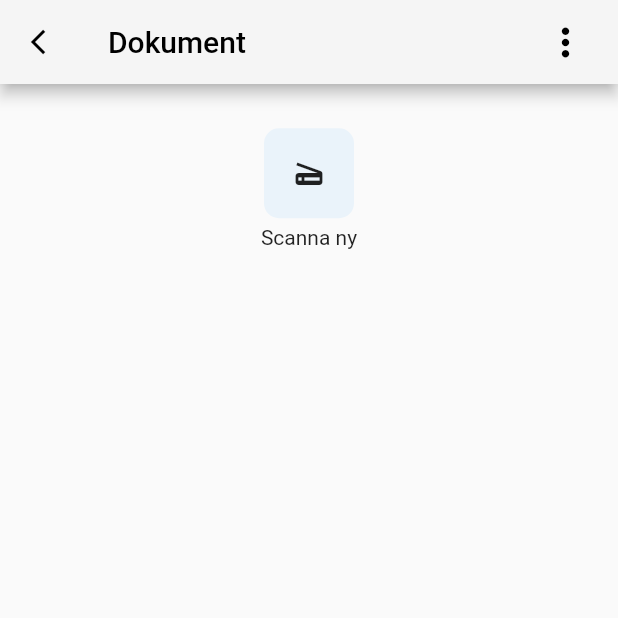
After one commit to CowboyArtist/AgileProject23, a Flutter app: the DocumentScreen screen opened directly, on a phone screen of 412 x 824 dp, the top half of it. The commit adds this screen. Run offline on Flutter 3.47's test engine with Material 2 defaults, Android fonts, the phone set to English and light mode, and no system bars; our stand-ins replace cached_network_image, cloud_firestore, firebase_storage, flutter_image_compress, image_picker, percent_indicator and 1 more; missing offline and left inert: flutter_picker; accounts and stored records are empty.

Commit message:
Init new screen for userstory 2.1

```diff
--- /dev/null
+++ b/sjovikvass_app/lib/screens/documents/document_screen.dart
@@ -0,0 +1,47 @@
+import 'package:flutter/material.dart';
+import 'package:sjovikvass_app/styles/commonWidgets/detailAppBar.dart';
+import 'package:sjovikvass_app/styles/my_colors.dart';
+
+class DocumentScreen extends StatefulWidget {
+  final String inObjectId;
+  DocumentScreen({this.inObjectId});
+  @override
+  _DocumentScreenState createState() => _DocumentScreenState();
+}
+
+class _DocumentScreenState extends State<DocumentScreen> {
+  @override
+  Widget build(BuildContext context) {
+    return Scaffold(
+      appBar: DetailAppBar.buildAppBar('Dokument', context),
+      body: Column(
+        children: <Widget>[
+          Container(
+            height: 140.0,
+            child: Center(
+              child: Column(
+                mainAxisAlignment: MainAxisAlignment.center,
+                children: <Widget>[
+                  Container(
+                    height: 60.0,
+                    width: 60.0,
+                    decoration: BoxDecoration(
+                      color: MyColors.lightBlue,
+                      borderRadius: BorderRadius.circular(10.0)
+                    ),
+                    child: IconButton(
+                      icon: Icon(Icons.scanner),
+                      onPressed: () => print('Open Scanner'),
+                    ),
+                  ),
+                  SizedBox(height: 5.0,),
+                  Text('Scanna ny')
+                ],
+              ),
+            ),
+          )
+        ],
+      ),
+    );
+  }
+}
```
Also changed, not shown: sjovikvass_app/lib/screens/object/object_screen.dart (+27 -0 lines).
